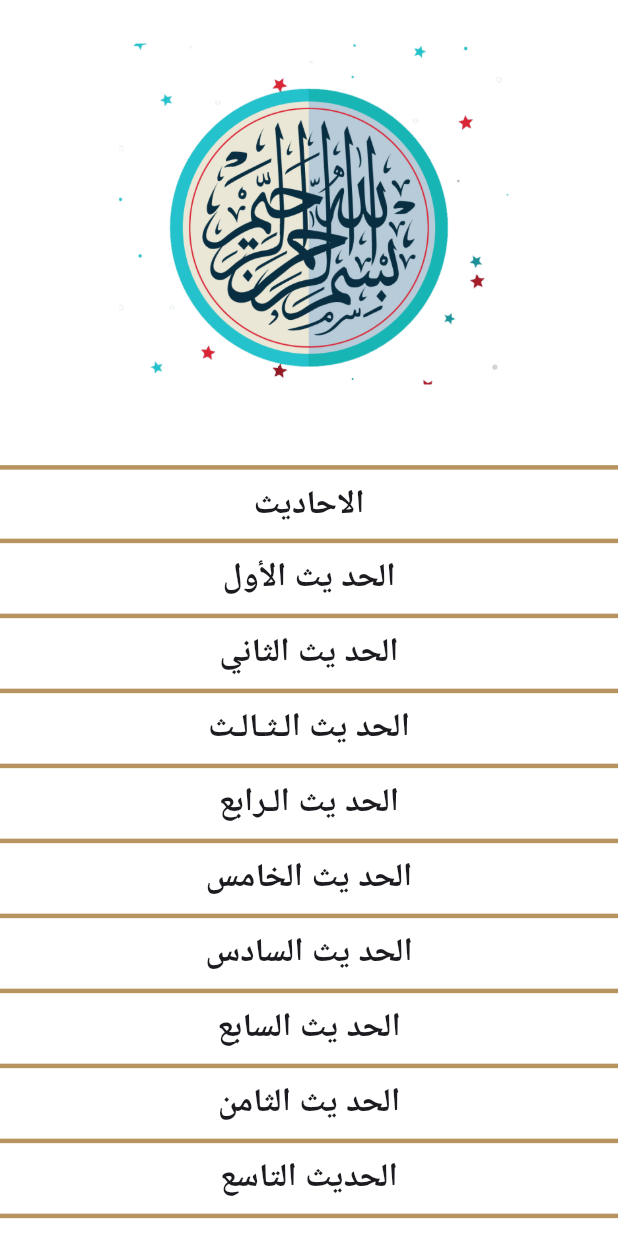
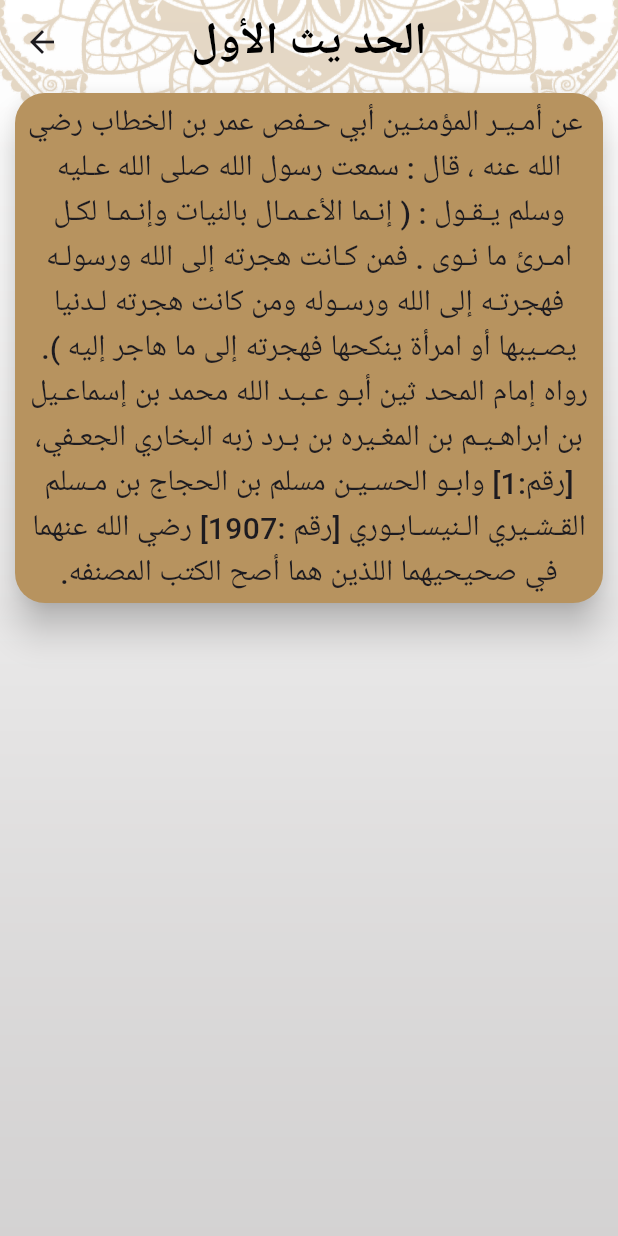
Before and after one commit to Ibrahem-seif/islamy_training, a Flutter app: the HadithTab screen opened directly, after a tap on "الحد يث الأول", on a phone screen of 412 x 824 dp. Run offline on Flutter 3.47's test engine with Material 3 defaults, Android fonts, the phone set to English and light mode, and no system bars.

Commit message:
+ hadith_details ui and logic % hadith_tab

```diff
--- a/assets/files/ahadeth.txt
+++ b/assets/files/ahadeth.txt
@@ -225,4 +225,3 @@
 الحديث الخمسون
 عن عبد الله بن بسر قال : أتي النبي صلى الله عليه وسلم رجل ، فقال : يا رسول الله إن شرائع الإسلام قد كثرت علينا ، فباب نتمسك به جامع ؟ قال : ( لا يزال لسانك رطبا من ذكر الله عز وجل ) .
 رواه أحمد [ رقم : 188 و 190 ] .
-#
--- a/lib/config/theme/my_theme.dart
+++ b/lib/config/theme/my_theme.dart
@@ -40,5 +40,6 @@ class MyTheme {
       margin: EdgeInsets.symmetric(vertical: 6, horizontal: 10),
       shape: RoundedRectangleBorder(borderRadius: BorderRadius.circular(20)),
       elevation: 10,
-      ));
+    ),
+  );
 }
--- a/lib/core/routes_manger.dart
+++ b/lib/core/routes_manger.dart
@@ -2,4 +2,5 @@ class RoutesManger {
   static const String splashRoute = '/splash';
   static const String homeRoute = '/home';
   static const String quranDetailsRoute = '/quranDetails';
+  static const String hadithDetailsRoute = '/hadithDetails';
 }
--- a/lib/my_app/my_app.dart
+++ b/lib/my_app/my_app.dart
@@ -1,8 +1,8 @@
-// ignore_for_file: prefer_const_constructors
 
 import 'package:flutter/material.dart';
 import 'package:islamy_training/config/theme/my_theme.dart';
 import 'package:islamy_training/core/routes_manger.dart';
+import 'package:islamy_training/presentation/screens/home/hadith/hadith_details/hadith_details.dart';
 import 'package:islamy_training/presentation/screens/home/home.dart';
 import 'package:islamy_training/presentation/screens/home/quran/quran_details/quran_details.dart';
 
@@ -17,6 +17,7 @@ class MyApp extends StatelessWidget {
       routes: {
         RoutesManger.homeRoute: (_) => HomeScreen(),
         RoutesManger.quranDetailsRoute: (_) => QuranDetails(),
+        RoutesManger.hadithDetailsRoute: (_) => HadithDetails(),
       },
       initialRoute: RoutesManger.homeRoute,
     );
--- a/lib/presentation/screens/home/hadith/hadith_details/hadith_details.dart
+++ b/lib/presentation/screens/home/hadith/hadith_details/hadith_details.dart
@@ -0,0 +1,38 @@
+import 'package:flutter/material.dart';
+import 'package:islamy_training/core/assets_manger.dart';
+import 'package:islamy_training/presentation/screens/home/hadith/hadith_item.dart';
+
+class HadithDetails extends StatelessWidget {
+  const HadithDetails({super.key});
+
+  @override
+  Widget build(BuildContext context) {
+    HadithItem ahadithItem =
+        ModalRoute.of(context)?.settings.arguments as HadithItem;
+    return Container(
+      decoration: BoxDecoration(
+          image: DecorationImage(
+        image: AssetImage(AssetsManger.lightMainBg),
+        fit: BoxFit.fill,
+      )),
+      child: Scaffold(
+        appBar: AppBar(
+          title: Text(ahadithItem.title),
+        ),
+        body: Card(
+            child: Padding(
+          padding: const EdgeInsets.symmetric(
+            vertical: 5,
+            horizontal: 8,
+          ),
+          child: Text(
+            ahadithItem.content,
+            style: Theme.of(context).textTheme.bodyMedium,
+            textAlign: TextAlign.center,
+            textDirection: TextDirection.rtl,
+          ),
+        )),
+      ),
+    );
+  }
+}
--- /dev/null
+++ b/lib/presentation/screens/home/hadith/hadith_item.dart
@@ -0,0 +1,6 @@
+class HadithItem {
+  String title;
+  String content;
+
+  HadithItem({required this.title, required this.content});
+}
--- a/lib/presentation/screens/home/hadith/hadith_tab.dart
+++ b/lib/presentation/screens/home/hadith/hadith_tab.dart
@@ -1,6 +1,7 @@
 import 'package:flutter/material.dart';
 import 'package:flutter/services.dart';
 import 'package:islamy_training/core/assets_manger.dart';
+import 'package:islamy_training/presentation/screens/home/hadith/hadith_item.dart';
 import 'package:islamy_training/presentation/screens/home/hadith/widgets/hadith_header_widget.dart';
 
 class HadithTab extends StatefulWidget {
@@ -31,7 +32,7 @@ class _HadithTabState extends State<HadithTab> {
           Expanded(
             flex: 3,
             child: ListView.separated(
-              separatorBuilder: (context, index) => Divider(),
+              separatorBuilder: (context, index) => const Divider(),
               itemBuilder: (context, index) =>
                   HadithHeaderWidget(hadith: hadiths[index]),
               itemCount: hadiths.length,
@@ -45,22 +46,19 @@ class _HadithTabState extends State<HadithTab> {
   void readHadith() async {
     String ahadithContent =
         await rootBundle.loadString('assets/files/ahadeth.txt');
-    List<String> ahadith = ahadithContent.split('#');
+    List<String> ahadith = ahadithContent.trim().split('#');
     for (int i = 0; i < ahadith.length; i++) {
-      List<String> hadithLines = ahadith[i].trim().split('\n');
+      String eachHadith = ahadith[i];
+      List<String> hadithLines = eachHadith.trim().split('\n');
       String hadithTitle = hadithLines[0];
-      String hadithContent = hadithLines.removeAt(0);
-      HadithItem hadith =
-          HadithItem(title: hadithTitle, content: hadithContent);
+      hadithLines.removeAt(0);
+      String hadithContent = hadithLines.join('\n');
+      HadithItem hadith = HadithItem(
+        title: hadithTitle,
+        content: hadithContent,
+      );
       hadiths.add(hadith);
     }
     setState(() {});
   }
 }
-
-class HadithItem {
-  String title;
-  String content;
-
-  HadithItem({required this.title, required this.content});
-}
--- a/lib/presentation/screens/home/hadith/widgets/hadith_header_widget.dart
+++ b/lib/presentation/screens/home/hadith/widgets/hadith_header_widget.dart
@@ -1,5 +1,6 @@
 import 'package:flutter/material.dart';
-import 'package:islamy_training/presentation/screens/home/hadith/hadith_tab.dart';
+import 'package:islamy_training/core/routes_manger.dart';
+import 'package:islamy_training/presentation/screens/home/hadith/hadith_item.dart';
 
 class HadithHeaderWidget extends StatelessWidget {
   HadithHeaderWidget({super.key, required this.hadith});
@@ -9,7 +10,10 @@ class HadithHeaderWidget extends StatelessWidget {
   @override
   Widget build(BuildContext context) {
     return InkWell(
-      onTap: () {},
+      onTap: () {
+        Navigator.pushNamed(context, RoutesManger.hadithDetailsRoute,
+            arguments: hadith);
+      },
       child: Text(
         hadith.title,
         style: Theme.of(context).textTheme.titleMedium,
```
Lines whose indentation alone changed are shown as unchanged.
